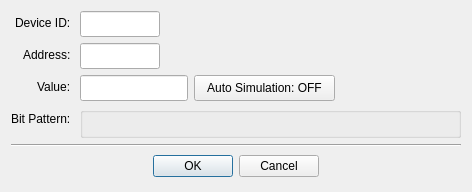
Above: src/dialogs/dialogwriteregister.ui from sanny32/OpenModSim before the change. Below: the same form after it.
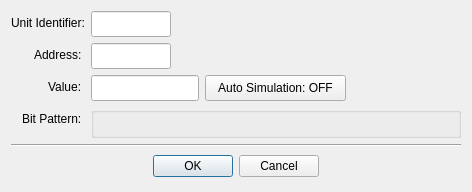
That is the form after the change. Custom widgets are drawn as their Qt base class.

Commit message: refactor: Rename "Device ID" to "Unit Identifier" across multiple UI components and translations for consistency (#88)

Patch:
```diff
--- a/src/dialogs/dialogwriteregister.ui
+++ b/src/dialogs/dialogwriteregister.ui
@@ -20,7 +20,7 @@
    <item row="0" column="0">
     <widget class="QLabel" name="labelNode">
      <property name="text">
-      <string>Device ID: </string>
+      <string>Unit Identifier:</string>
      </property>
     </widget>
    </item>
```
The commit also changes 12 other files.
